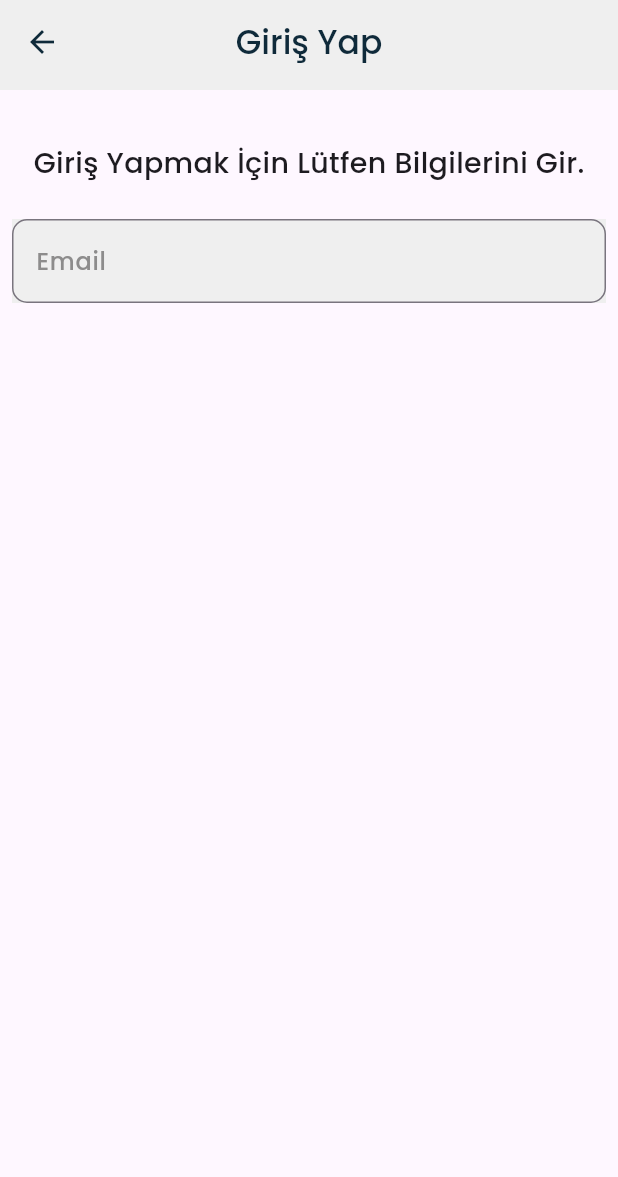
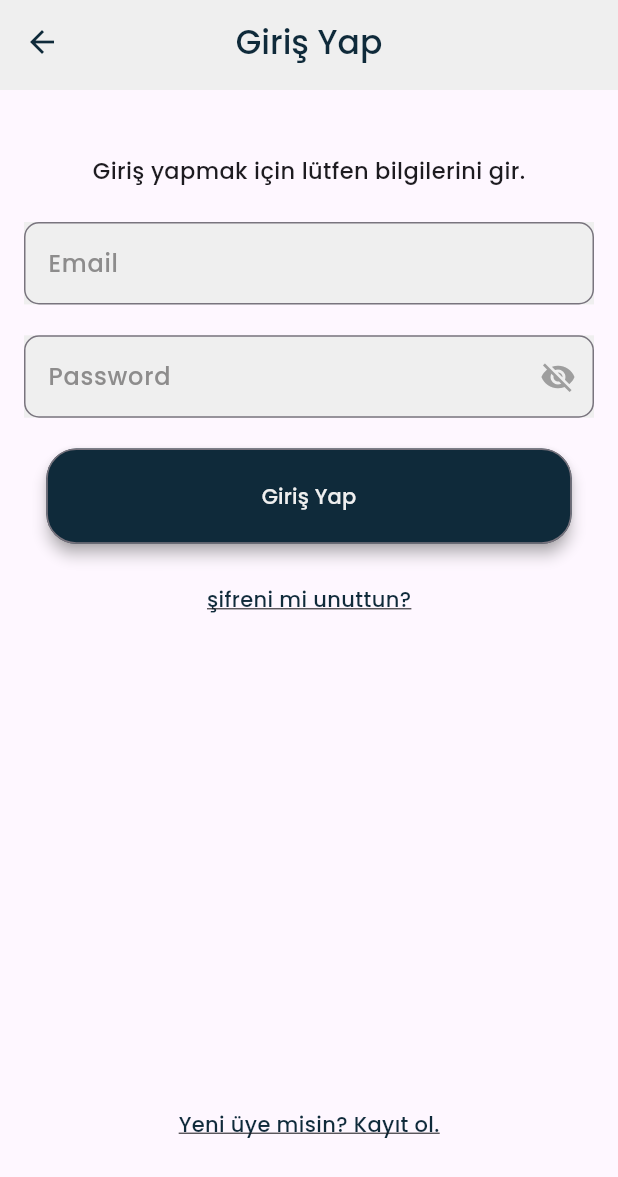
Before and after one commit to teamlunatech/uniBook, a Flutter app: the GirisYapEkrani screen opened directly, on a phone screen of 412 x 824 dp. Shown: the top 1177 px of the screen. Run offline on Flutter 3.47's test engine with Material 3 defaults, Android fonts, the phone set to English and light mode, and no system bars; missing offline and left inert: floating_bottom_bar.

Commit message:
basarili giris yapildi ekrani, clickable text widget, password_input_field added added

```diff
--- /dev/null
+++ b/lib/core/components/button/clickable_text.dart
@@ -0,0 +1,25 @@
+import 'package:flutter/material.dart';
+
+class ClickableText extends StatelessWidget {
+  final String text;
+  final VoidCallback? onTap;
+  final TextStyle? style;
+
+  const ClickableText({
+    Key? key,
+    required this.text,
+    this.onTap,
+    this.style,
+  }) : super(key: key);
+
+  @override
+  Widget build(BuildContext context) {
+    return InkWell(
+      onTap: onTap, // Basılınca tetiklenecek işlev
+      child: Text(
+        text,
+        style: style ?? TextStyle(color: Colors.blue, decoration: TextDecoration.underline), // Varsayılan stil
+      ),
+    );
+  }
+}
--- a/lib/core/components/text_field/custom_email_field.dart
+++ b/lib/core/components/text_field/custom_email_field.dart
@@ -20,6 +20,7 @@ class _EmailInputFieldState extends State<EmailInputField> {
   Widget build(BuildContext context) {
     return Container(
       color: ColorConstants.primaryColor,
+      height: MediaQuery.sizeOf(context).height/15,
       child: Form(
         key: _formKey,
         child: TextFormField(
--- /dev/null
+++ b/lib/core/components/text_field/password_input_field.dart
@@ -0,0 +1,47 @@
+import 'package:flutter/material.dart';
+import 'package:uni_book/core/init/constants/color_constants.dart';
+
+class PasswordInputField extends StatefulWidget {
+  const PasswordInputField({Key? key}) : super(key: key);
+
+  @override
+  _PasswordInputFieldState createState() => _PasswordInputFieldState();
+}
+
+class _PasswordInputFieldState extends State<PasswordInputField> {
+  final TextEditingController _passwordController = TextEditingController();
+  bool _obscureText = true; // Şifreyi gizlemek için başlangıçta true olarak ayarla
+
+  @override
+  Widget build(BuildContext context) {
+    return Container(
+      height: MediaQuery.sizeOf(context).height/15,
+      color: ColorConstants.primaryColor,
+      child: TextFormField(
+        controller: _passwordController,
+        obscureText: _obscureText,
+        decoration: InputDecoration(
+          hintText: 'Password',
+          hintStyle: TextStyle(color: ColorConstants.inputfieldcolor),
+          border: OutlineInputBorder(
+            borderRadius: BorderRadius.all(Radius.circular(10)),
+          ),
+          suffixIcon: IconButton(
+            icon: Icon(
+              // İkon, şifre görünürlüğü durumuna göre değişir
+              _obscureText ? Icons.visibility_off : Icons.visibility,
+              color: Colors.grey, // İkonun rengi
+            ),
+            onPressed: () {
+              // İkon butonuna basıldığında şifre görünürlüğünü değiştir
+              setState(() {
+                _obscureText = !_obscureText;
+              });
+            },
+          ),
+        ),
+        // Burada şifre doğrulaması ekleyebilirsiniz
+      ),
+    );
+  }
+}
--- a/lib/main.dart
+++ b/lib/main.dart
@@ -2,6 +2,7 @@ import 'package:flutter/material.dart';
 import 'package:uni_book/core/components/appbar/appbar.dart';
 import 'package:uni_book/core/components/button/custom_main_button.dart';
 import 'package:uni_book/core/init/constants/color_constants.dart';
+import 'package:uni_book/view/authenticate/girisYap/basarili_giris_ekrani.dart';
 import 'package:uni_book/view/authenticate/girisYap/giris_yap_ekrani.dart';
 import 'package:uni_book/view/welcomepage/welcome_page.dart';
 import 'core/components/button/custom_button.dart';
@@ -26,7 +27,7 @@ class MyApp extends StatelessWidget {
         visualDensity: VisualDensity.adaptivePlatformDensity,
       ),
 
-      home: const GirisYapEkrani(),
+      home: const BasariliGirisEkrani(),
     );
   }
 }
--- a/lib/view/authenticate/girisYap/giris_yap_ekrani.dart
+++ b/lib/view/authenticate/girisYap/giris_yap_ekrani.dart
@@ -1,10 +1,11 @@
 import 'package:flutter/material.dart';
 import 'package:uni_book/core/components/appbar/appbar.dart';
+import 'package:uni_book/core/components/button/clickable_text.dart';
 import 'package:uni_book/core/components/button/custom_button.dart';
 import 'package:uni_book/core/components/text_field/custom_email_field.dart';
+import 'package:uni_book/core/components/text_field/password_input_field.dart';
 import 'package:uni_book/core/init/constants/color_constants.dart';
 
-import '../../core/init/constants/color_constants.dart';
 
 class GirisYapEkrani extends StatefulWidget {
   const GirisYapEkrani({super.key});
@@ -26,19 +27,63 @@ class _GirisYapEkraniState extends State<GirisYapEkrani> {
         actionsIconColor: ColorConstants.secondaryColor,
         onActionsIconPressed: () {},
       ),
-      body: Container(
+      body: SingleChildScrollView(
+        child: Padding(
+          padding: const EdgeInsets.all(8.0),
+          child: Container(
 
             child: Padding(
               padding: const EdgeInsets.all(8.0),
               child: Column(
-
+                mainAxisAlignment: MainAxisAlignment.start,
                 children: [
                   SizedBox(height: MediaQuery.of(context).size.height/30,),
-              Text("Giriş Yapmak İçin Lütfen Bilgilerini Gir.", style: TextStyle(fontSize: 19, fontWeight: FontWeight.w100),),
+                  Text("Giriş yapmak için lütfen bilgilerini gir.", style: TextStyle(fontSize: 15, fontWeight: FontWeight.w100),),
                   SizedBox(height: MediaQuery.of(context).size.height/35,),
                   EmailInputField(),
+                  SizedBox(height: MediaQuery.of(context).size.height/40,),
+                  PasswordInputField(),
+                  SizedBox(height: MediaQuery.of(context).size.height/40,),
+                  CustomButton(
+                    inputText: 'Giriş Yap',
+                    style: TextStyle(color: ColorConstants.primaryColor),
+                    backgroundColor: ColorConstants.secondaryColor,
+                    onPressed: () {
+                      print('Giriş Yap butonuna basıldı!');
+                    },
+                    wrapText: true,
+                    width: MediaQuery.of(context).size.width * 0.85,
+                    height:  MediaQuery.of(context).size.height/13,
+                    borderRadius: 20,
+                    boxShadow: BoxShadow(
+                      color: Colors.grey,
+                      blurRadius: 10,
+                      offset: Offset(0, 4),
+                    ),
+                  ),
+                  SizedBox(height: MediaQuery.of(context).size.height/30,),
+                  ClickableText(
+                    text: 'şifreni mi unuttun?',
+                    onTap: () {
+                      print('Metne basıldı!');
+                    },
+                    style: TextStyle(color: ColorConstants.secondaryColor,decoration: TextDecoration.underline,),
+                  ),
+                  SizedBox(height: MediaQuery.of(context).size.height/2.5,),
+                  ClickableText(
+                    text: 'Yeni üye misin? Kayıt ol.',
+                    onTap: () {
+                      print('Metne basıldı!');
+                    },
+                    style: TextStyle(color: ColorConstants.secondaryColor,decoration: TextDecoration.underline,),
+                  )
+
+
+
 
                 ],
+              ),
+            ),
           ),
         ),
       ),
```
Also changed, not shown: lib/view/authenticate/girisYap/basarili_giris_ekrani.dart (added, +64 -0 lines), lib/assets/icons/check_box.png (added). Lines whose indentation alone changed are shown as unchanged.
